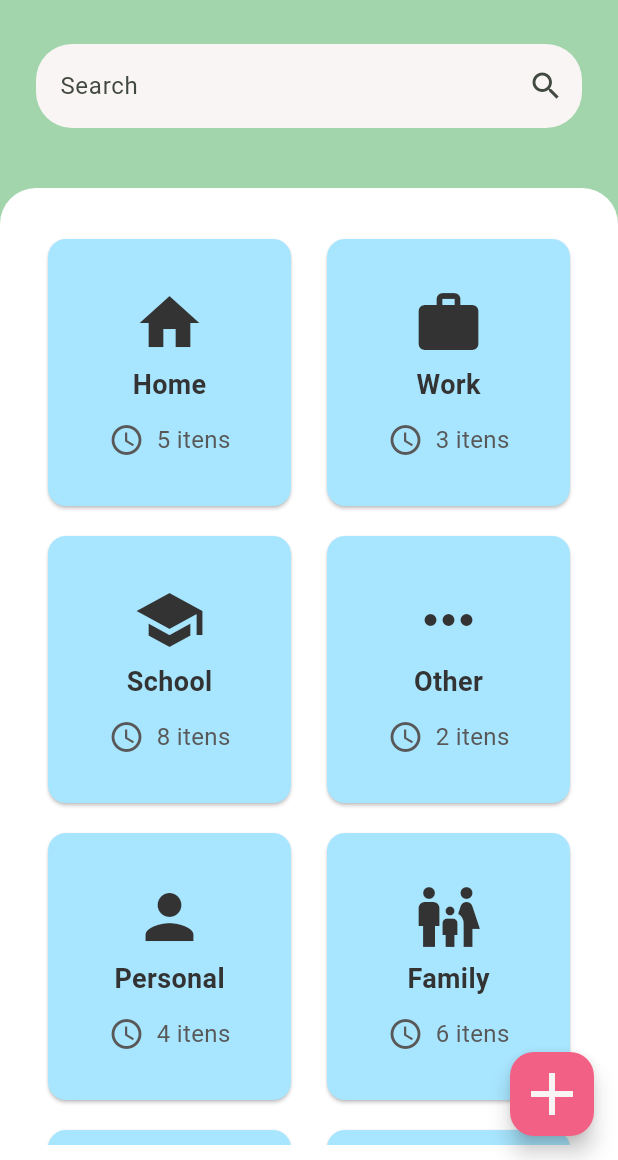
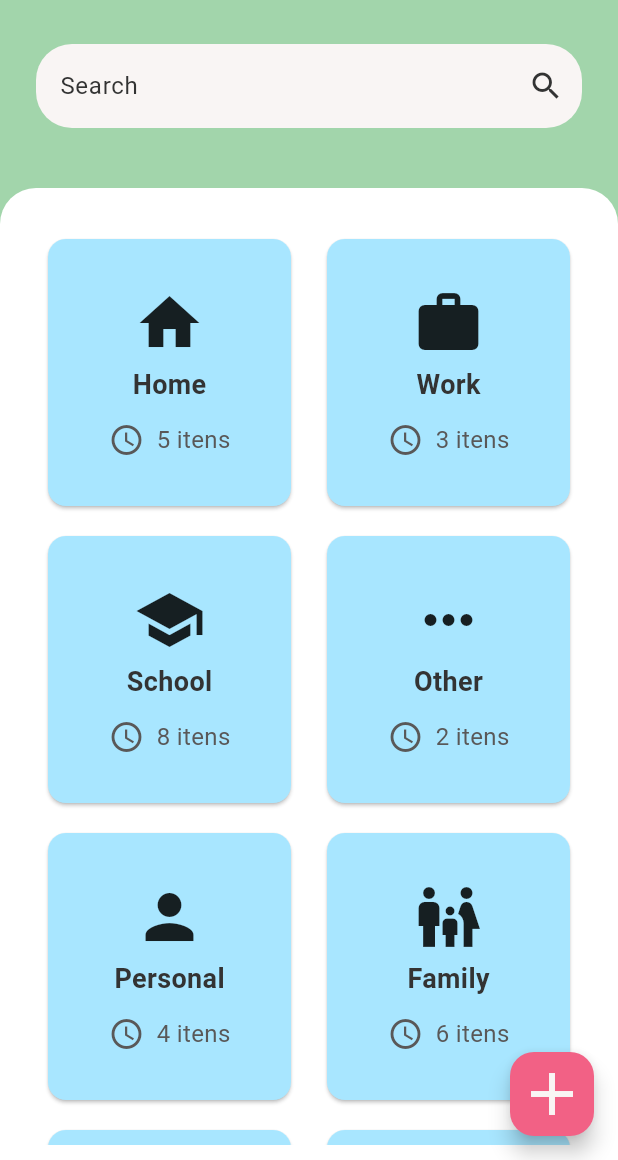
Before and after one commit to franbs2/plush_plan_app, a Flutter app: the screen it shows after launch, on a phone screen of 412 x 824 dp, the part 76-1236 px from its top. Run offline on Flutter 3.47's test engine with Material 3 defaults, Android fonts, the phone set to English and light mode, and no system bars; our stand-ins replace google_fonts.

Commit message:
feat: Adds color setting to every app.

```diff
--- a/lib/main.dart
+++ b/lib/main.dart
@@ -1,5 +1,5 @@
 import 'package:app_plush_pan/screen/pages/home_page.dart';
-import 'package:app_plush_pan/style/theme.dart';
+import 'package:app_plush_pan/style/app_theme.dart';
 import 'package:flutter/material.dart';
 
 void main() {
@@ -12,7 +12,7 @@ class MyApp extends StatelessWidget {
   @override
   Widget build(BuildContext context) {
     return MaterialApp(
-      theme: themeDefault,
+      theme: AppTheme.themeData,
       home: const MyHomePage(),
     );
   }
--- a/lib/screen/pages/home_page.dart
+++ b/lib/screen/pages/home_page.dart
@@ -25,10 +25,10 @@ class _MyHomePageState extends State<MyHomePage> {
 
   @override
   Widget build(BuildContext context) {
+    final ColorScheme colorScheme = Theme.of(context).colorScheme;
+
     return Scaffold(
-      backgroundColor: Color(0xFFA2D5AB),
       appBar: AppBar(
-        backgroundColor: Colors.transparent,
         title: Image.asset('assets/logo.png', width: 260),
         centerTitle: true,
       ),
@@ -40,8 +40,8 @@ class _MyHomePageState extends State<MyHomePage> {
           const SizedBox(height: 16),
           Expanded(
             child: Container(
-              decoration: const BoxDecoration(
-                color: Colors.white,
+              decoration: BoxDecoration(
+                color: colorScheme.surface,
                 borderRadius: BorderRadius.only(
                   topLeft: Radius.circular(24),
                   topRight: Radius.circular(24),
@@ -52,7 +52,6 @@ class _MyHomePageState extends State<MyHomePage> {
                       child: WidgetTitle(
                       title: 'No results found',
                       size: 20,
-                      color: Color(0xFF595858),
                     ))
                   : WidgetGridView(categoriesDisplay: categoriesDisplay),
             ),
@@ -60,9 +59,10 @@ class _MyHomePageState extends State<MyHomePage> {
         ],
       ),
       floatingActionButton: FloatingActionButton(
-        backgroundColor: const Color(0xFFf26185),
+        backgroundColor: colorScheme.primary,
         onPressed: () {},
-        child: const Icon(Icons.add, color: Color(0xFFF9F5F4), size: 48),
+        child: Icon(Icons.add, size: 48),
+        tooltip: 'Add task',
       ),
     );
   }
--- a/lib/screen/widget/card.dart
+++ b/lib/screen/widget/card.dart
@@ -4,31 +4,33 @@ import 'package:flutter/material.dart';
 
 class WidgetCard extends StatelessWidget {
   final Categories categories;
-  final Color color;
+  final Color? color;
   final double sizeIcon;
-  final Color colorIcon;
-  final Color colorTitle;
+  final Color? colorIcon;
+  final Color? colorTitle;
   final double sizeTitle;
-  final Color colorText;
+  final Color? colorText;
   final double sizeText;
 
   const WidgetCard(
       {super.key,
       required this.categories,
-      this.color = const Color(0xFFA8E6FF),
+      this.color,
       this.sizeIcon = 48,
-      this.colorIcon = const Color(0xFF333333),
-      this.colorTitle = const Color(0xFF333333),
+      this.colorIcon,
+      this.colorTitle,
       this.sizeTitle = 18,
-      this.colorText = const Color(0xFF595858),
+      this.colorText,
       this.sizeText = 16});
 
   @override
   Widget build(BuildContext context) {
+    final ColorScheme colorScheme = Theme.of(context).colorScheme;
+
     return Padding(
       padding: const EdgeInsets.only(left: 8.0, right: 8.0),
       child: Card(
-        color: color,
+        color: color ?? colorScheme.secondaryContainer,
         child: Center(
           child: Column(
             mainAxisAlignment: MainAxisAlignment.center,
@@ -39,15 +41,20 @@ class WidgetCard extends StatelessWidget {
                 color: colorIcon,
               ),
               WidgetTitle(
-                  title: categories.name, color: colorTitle, size: sizeTitle),
+                  title: categories.name,
+                  color: color ?? colorScheme.onSecondary,
+                  size: sizeTitle),
               const SizedBox(height: 8),
               Row(
                 mainAxisAlignment: MainAxisAlignment.center,
                 children: [
-                  Icon(Icons.schedule, color: colorText),
+                  Icon(Icons.schedule,
+                      color: colorText ?? colorScheme.onBackground),
                   const SizedBox(width: 8),
                   Text('${categories.qntItems} itens',
-                      style: TextStyle(color: colorText, fontSize: sizeText)),
+                      style: TextStyle(
+                          color: colorText ?? colorScheme.onBackground,
+                          fontSize: sizeText)),
                 ],
               )
             ],
--- a/lib/screen/widget/search.dart
+++ b/lib/screen/widget/search.dart
@@ -1,8 +1,8 @@
 import 'package:flutter/material.dart';
 
 class WidgetSearch extends StatelessWidget {
-  final Color colorSearch;
-  final Color colorInput;
+  final Color? colorSearch;
+  final Color? colorInput;
   final String hintText;
   final Icon icon;
   final double sizeIcon;
@@ -11,8 +11,8 @@ class WidgetSearch extends StatelessWidget {
 
   const WidgetSearch(
       {super.key,
-      this.colorSearch = const Color(0xFFF9F5F4),
-      this.colorInput = const Color(0xFF595858),
+      this.colorSearch,
+      this.colorInput,
       this.hintText = 'Search',
       this.icon = const Icon(Icons.search),
       this.sizeIcon = 28,
@@ -21,14 +21,15 @@ class WidgetSearch extends StatelessWidget {
 
   @override
   Widget build(BuildContext context) {
+    final ColorScheme colorScheme = Theme.of(context).colorScheme;
     return Padding(
         padding: const EdgeInsets.all(24.0),
         child: TextField(
           onChanged: onTextChanged,
-          style: TextStyle(color: colorInput),
+          style: TextStyle(color: colorInput ?? colorScheme.onBackground),
           decoration: InputDecoration(
             filled: true,
-            fillColor: colorSearch,
+            fillColor: colorSearch ?? colorScheme.onPrimary,
             border: OutlineInputBorder(
               borderRadius: BorderRadius.circular(24.0),
               borderSide: BorderSide.none,
--- a/lib/screen/widget/title.dart
+++ b/lib/screen/widget/title.dart
@@ -2,21 +2,19 @@ import 'package:flutter/material.dart';
 
 class WidgetTitle extends StatelessWidget {
   final String title;
-  final Color color;
+  final Color? color;
   final double size;
   const WidgetTitle(
-      {super.key,
-      required this.title,
-      this.color = Colors.white,
-      this.size = 24});
+      {super.key, required this.title, this.color, this.size = 24});
 
   @override
   Widget build(BuildContext context) {
+    final ColorScheme colorScheme = Theme.of(context).colorScheme;
     return Padding(
         padding: const EdgeInsets.all(4.0),
         child: Text(title,
             style: TextStyle(
-              color: color,
+              color: color ?? colorScheme.onBackground,
               fontWeight: FontWeight.bold,
               fontSize: size,
             )));
--- /dev/null
+++ b/lib/style/app_theme.dart
@@ -0,0 +1,37 @@
+import 'package:flutter/material.dart';
+
+class AppTheme {
+  static final ColorScheme colorScheme = const ColorScheme(
+    primary: Color(0xFFF26185),
+    primaryContainer: Color(0xFFFFEBEE),
+    secondary: Color(0xFFFFEDAE),
+    secondaryContainer: Color(0xFFA8E6FF),
+    background: Color(0xFFA2D5AB),
+    surface: Colors.white,
+    onPrimary: Color(0xFFF9F5F4),
+    onSecondary: Color(0xFF333333),
+    onBackground: Color(0xFF595858),
+    onSurface: Color(0xFF333333),
+    error: Color(0xFFE57373),
+    onError: Colors.red,
+    brightness: Brightness.light,
+  );
+
+  static final ThemeData themeData = ThemeData(
+    colorScheme: colorScheme,
+    scaffoldBackgroundColor: const Color(0xFFA2D5AB), // Verde Menta
+    appBarTheme: const AppBarTheme(
+      backgroundColor: Colors.transparent,
+      elevation: 0,
+    ),
+
+    floatingActionButtonTheme: FloatingActionButtonThemeData(
+      backgroundColor: colorScheme.primary,
+    ),
+
+    textTheme: TextTheme(
+      bodyLarge: TextStyle(color: colorScheme.onSecondary), // Preto Escuro
+      bodyMedium: TextStyle(color: colorScheme.onBackground), // Preto Escuro
+    ),
+  );
+}
--- a/lib/style/theme.dart
+++ /dev/null
@@ -1,10 +0,0 @@
-import 'package:flutter/material.dart';
-
-final themeDefault = ThemeData(
-    colorScheme: ColorScheme.fromSeed(
-  seedColor: const Color(0xF9F5F4),
-  primary: const Color(0xFF26185),
-  secondary: const Color(0xFFEDAE),
-  onSecondary: const Color(0x8C8E91),
-  onSurface: Colors.white,
-));
```
